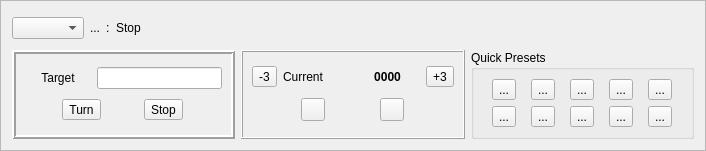
Before: the Qt Designer form mqt/MqtLogger/rotcontrolframe.ui in zsteva/backup-minos2, drawn with Qt 5.
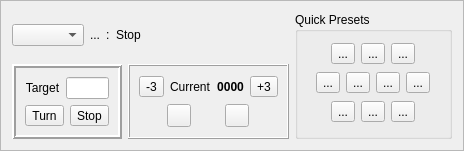
After: the same form once the commit is applied.

Patch:
```diff
--- a/mqt/MqtLogger/rotcontrolframe.ui
+++ b/mqt/MqtLogger/rotcontrolframe.ui
@@ -6,7 +6,7 @@
    <rect>
     <x>0</x>
     <y>0</y>
-    <width>706</width>
+    <width>464</width>
     <height>151</height>
    </rect>
   </property>
@@ -19,7 +19,9 @@
   <property name="frameShadow">
    <enum>QFrame::Raised</enum>
   </property>
-  <layout class="QVBoxLayout" name="verticalLayout_3">
+  <layout class="QHBoxLayout" name="horizontalLayout_10">
+   <item>
+    <layout class="QVBoxLayout" name="verticalLayout_4">
    <item>
     <layout class="QHBoxLayout" name="horizontalLayout_7">
      <item>
@@ -65,7 +67,7 @@
     </layout>
    </item>
    <item>
-    <layout class="QHBoxLayout" name="horizontalLayout_5">
+      <layout class="QHBoxLayout" name="horizontalLayout_9">
      <item>
       <widget class="QFrame" name="frame">
        <property name="frameShape">
@@ -242,86 +244,178 @@
        </layout>
       </widget>
      </item>
+      </layout>
+     </item>
+    </layout>
+   </item>
      <item>
       <widget class="QGroupBox" name="groupBox_3">
        <property name="title">
         <string>Quick Presets</string>
        </property>
-       <layout class="QGridLayout" name="gridLayout">
-        <item row="0" column="0">
+     <layout class="QVBoxLayout" name="verticalLayout_3">
+      <item>
+       <layout class="QHBoxLayout" name="horizontalLayout_8">
+        <item>
+         <spacer name="horizontalSpacer_2">
+          <property name="orientation">
+           <enum>Qt::Horizontal</enum>
+          </property>
+          <property name="sizeHint" stdset="0">
+           <size>
+            <width>40</width>
+            <height>20</height>
+           </size>
+          </property>
+         </spacer>
+        </item>
+        <item>
          <widget class="QToolButton" name="presetButton0">
           <property name="text">
            <string>...</string>
           </property>
          </widget>
         </item>
-        <item row="0" column="1">
+        <item>
          <widget class="QToolButton" name="presetButton1">
           <property name="text">
            <string>...</string>
           </property>
          </widget>
         </item>
-        <item row="0" column="2">
+        <item>
          <widget class="QToolButton" name="presetButton2">
           <property name="text">
            <string>...</string>
           </property>
          </widget>
         </item>
-        <item row="0" column="3">
+        <item>
+         <spacer name="horizontalSpacer_3">
+          <property name="orientation">
+           <enum>Qt::Horizontal</enum>
+          </property>
+          <property name="sizeHint" stdset="0">
+           <size>
+            <width>40</width>
+            <height>20</height>
+           </size>
+          </property>
+         </spacer>
+        </item>
+       </layout>
+      </item>
+      <item>
+       <layout class="QHBoxLayout" name="horizontalLayout_6">
+        <item>
+         <spacer name="horizontalSpacer_4">
+          <property name="orientation">
+           <enum>Qt::Horizontal</enum>
+          </property>
+          <property name="sizeHint" stdset="0">
+           <size>
+            <width>40</width>
+            <height>20</height>
+           </size>
+          </property>
+         </spacer>
+        </item>
+        <item>
          <widget class="QToolButton" name="presetButton3">
           <property name="text">
            <string>...</string>
           </property>
          </widget>
         </item>
-        <item row="0" column="4">
+        <item>
          <widget class="QToolButton" name="presetButton4">
           <property name="text">
            <string>...</string>
           </property>
          </widget>
         </item>
-        <item row="1" column="0">
+        <item>
          <widget class="QToolButton" name="presetButton5">
           <property name="text">
            <string>...</string>
           </property>
          </widget>
         </item>
-        <item row="1" column="1">
+        <item>
          <widget class="QToolButton" name="presetButton6">
           <property name="text">
            <string>...</string>
           </property>
          </widget>
         </item>
-        <item row="1" column="2">
+        <item>
+         <spacer name="horizontalSpacer_5">
+          <property name="orientation">
+           <enum>Qt::Horizontal</enum>
+          </property>
+          <property name="sizeHint" stdset="0">
+           <size>
+            <width>40</width>
+            <height>20</height>
+           </size>
+          </property>
+         </spacer>
+        </item>
+       </layout>
+      </item>
+      <item>
+       <layout class="QHBoxLayout" name="horizontalLayout_5">
+        <item>
+         <spacer name="horizontalSpacer_6">
+          <property name="orientation">
+           <enum>Qt::Horizontal</enum>
+          </property>
+          <property name="sizeHint" stdset="0">
+           <size>
+            <width>40</width>
+            <height>20</height>
+           </size>
+          </property>
+         </spacer>
+        </item>
+        <item>
          <widget class="QToolButton" name="presetButton7">
           <property name="text">
            <string>...</string>
           </property>
          </widget>
         </item>
-        <item row="1" column="3">
+        <item>
          <widget class="QToolButton" name="presetButton8">
           <property name="text">
            <string>...</string>
           </property>
          </widget>
         </item>
-        <item row="1" column="4">
+        <item>
          <widget class="QToolButton" name="presetButton9">
           <property name="text">
            <string>...</string>
           </property>
          </widget>
         </item>
-       </layout>
-      </widget>
-     </item>
-    </layout>
+        <item>
+         <spacer name="horizontalSpacer_7">
+          <property name="orientation">
+           <enum>Qt::Horizontal</enum>
+          </property>
+          <property name="sizeHint" stdset="0">
+           <size>
+            <width>40</width>
+            <height>20</height>
+           </size>
+          </property>
+         </spacer>
+        </item>
+       </layout>
+      </item>
+     </layout>
+    </widget>
    </item>
   </layout>
  </widget>
```
Lines whose indentation alone changed are shown as unchanged.
